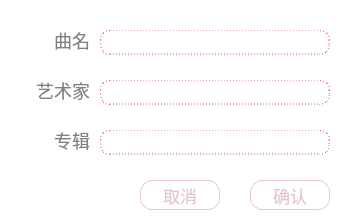
This is ui/changeTag.ui in MyEternalMoon/PyQt_mp3Player as Qt 5 draws it before an edit. The edited form follows.
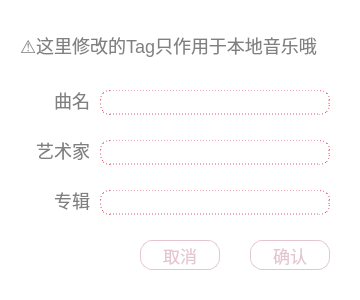
This is the edited form.

What changed in the file:
```diff
--- a/ui/changeTag.ui
+++ b/ui/changeTag.ui
@@ -7,7 +7,7 @@
     <x>0</x>
     <y>0</y>
     <width>360</width>
-    <height>220</height>
+    <height>300</height>
    </rect>
   </property>
   <property name="windowTitle">
@@ -23,7 +23,7 @@
      <x>0</x>
      <y>0</y>
      <width>360</width>
-     <height>220</height>
+     <height>300</height>
     </rect>
    </property>
    <property name="styleSheet">
@@ -54,7 +54,7 @@
     <property name="geometry">
      <rect>
       <x>100</x>
-      <y>130</y>
+      <y>190</y>
       <width>230</width>
       <height>25</height>
      </rect>
@@ -64,7 +64,7 @@
     <property name="geometry">
      <rect>
       <x>20</x>
-      <y>30</y>
+      <y>90</y>
       <width>70</width>
       <height>20</height>
      </rect>
@@ -80,7 +80,7 @@
     <property name="geometry">
      <rect>
       <x>20</x>
-      <y>130</y>
+      <y>190</y>
       <width>70</width>
       <height>20</height>
      </rect>
@@ -96,7 +96,7 @@
     <property name="geometry">
      <rect>
       <x>250</x>
-      <y>180</y>
+      <y>240</y>
       <width>80</width>
       <height>30</height>
      </rect>
@@ -109,7 +109,7 @@
     <property name="geometry">
      <rect>
       <x>100</x>
-      <y>80</y>
+      <y>140</y>
       <width>230</width>
       <height>25</height>
      </rect>
@@ -119,7 +119,7 @@
     <property name="geometry">
      <rect>
       <x>140</x>
-      <y>180</y>
+      <y>240</y>
       <width>80</width>
       <height>30</height>
      </rect>
@@ -132,7 +132,7 @@
     <property name="geometry">
      <rect>
       <x>20</x>
-      <y>80</y>
+      <y>140</y>
       <width>70</width>
       <height>20</height>
      </rect>
@@ -148,12 +148,28 @@
     <property name="geometry">
      <rect>
       <x>100</x>
-      <y>30</y>
+      <y>90</y>
       <width>230</width>
       <height>25</height>
      </rect>
     </property>
    </widget>
+   <widget class="QLabel" name="label_4">
+    <property name="geometry">
+     <rect>
+      <x>20</x>
+      <y>30</y>
+      <width>320</width>
+      <height>30</height>
+     </rect>
+    </property>
+    <property name="styleSheet">
+     <string notr="true"/>
+    </property>
+    <property name="text">
+     <string>⚠️这里修改的Tag只作用于本地音乐哦</string>
+    </property>
+   </widget>
   </widget>
  </widget>
  <resources/>
```
Left out of the diff: 7 changed lines with no effect on the pictures.
